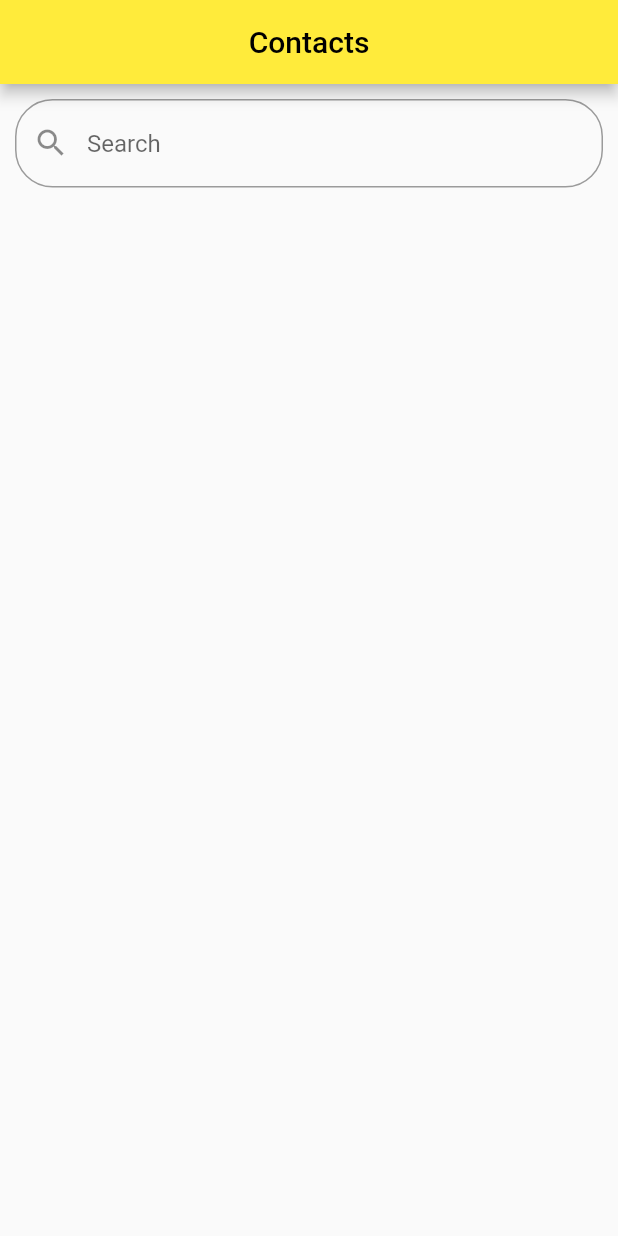
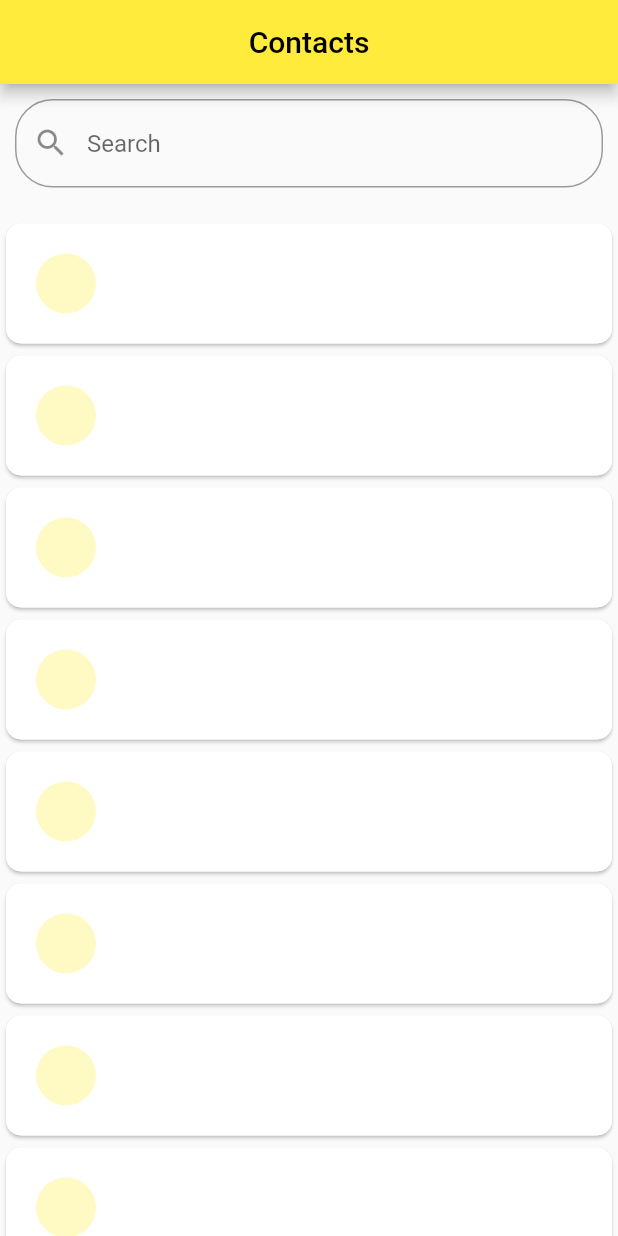
Before and after one commit to OstrichFarmer/contact_app, a Flutter app: the screen it shows after launch, on a phone screen of 412 x 824 dp. Run offline on Flutter 3.47's test engine with Material 2 defaults, Android fonts, the phone set to English and light mode, and no system bars.

```diff
--- a/lib/contact_screen.dart
+++ b/lib/contact_screen.dart
@@ -1,3 +1,4 @@
+import 'package:contact_app/dummy_data.dart';
 import 'package:flutter/material.dart';
 
 class ContactScreen extends StatelessWidget {
@@ -27,7 +28,29 @@ class ContactScreen extends StatelessWidget {
                     prefixIcon: Icon(Icons.search),
                     hintText: 'Search'),
               ),
-            )
+            ),
+            const SizedBox(
+              height: 10,
+            ),
+            Expanded(
+                child: ListView.builder(
+                    itemCount: contactDetails.length,
+                    itemBuilder: (context, index) {
+                      return Card(
+                        elevation: 1,
+                        shape: const RoundedRectangleBorder(
+                            side: BorderSide(color: Colors.white, width: 1),
+                            borderRadius:
+                                BorderRadius.all(Radius.circular(10))),
+                        child: Container(
+                          padding: const EdgeInsets.all(10),
+                          margin: const EdgeInsets.all(10),
+                          child: Row(
+                            children: [CircleAvatar()],
+                          ),
+                        ),
+                      );
+                    }))
           ],
         ),
       ),
--- a/lib/dummy_data.dart
+++ b/lib/dummy_data.dart
@@ -22,7 +22,7 @@ List<Object> contactDetails = const [
   User(
       id: "6364a0c81dde440b643cf003",
       index: 0,
-      image: "http://placehold.it/32x32",
+      image: "assets/images/girl_1.jpeg",
       name: "Paige Brock",
       gender: "female",
       email: "paigebrock@eventix.com",
@@ -30,7 +30,7 @@ List<Object> contactDetails = const [
   User(
       id: "6364a0c8af7df47f4d2d276b",
       index: 1,
-      image: "http://placehold.it/32x32",
+      image: "assets/images/girl_2.jpg",
       name: "Sonia Gregory",
       gender: "female",
       email: "soniagregory@eventix.com",
@@ -38,7 +38,7 @@ List<Object> contactDetails = const [
   User(
       id: "6364a0c817b6dc2ee50ba336",
       index: 2,
-      image: "http://placehold.it/32x32",
+      image: "assets/images/girl_3.jpg",
       name: "Rosalinda Bradley",
       gender: "female",
       email: "rosalindabradley@eventix.com",
@@ -46,7 +46,7 @@ List<Object> contactDetails = const [
   User(
       id: "6364a0c852993d9052f457b6",
       index: 3,
-      image: "http://placehold.it/32x32",
+      image: "assets/images/profile_1.jpg",
       name: "Snow Cross",
       gender: "male",
       email: "snowcross@eventix.com",
@@ -54,7 +54,7 @@ List<Object> contactDetails = const [
   User(
       id: "6364a0c823a6e7fe7276fdac",
       index: 4,
-      image: "http://placehold.it/32x32",
+      image: "assets/images/profile_2.jpg",
       name: "Osborne Dixon",
       gender: "male",
       email: "osbornedixon@eventix.com",
@@ -62,7 +62,7 @@ List<Object> contactDetails = const [
   User(
       id: "6364a0c8eb090858d07ac45c",
       index: 5,
-      image: "http://placehold.it/32x32",
+      image: "assets/images/profile_1.jpg",
       name: "Moss Horne",
       gender: "male",
       email: "mosshorne@eventix.com",
@@ -70,7 +70,7 @@ List<Object> contactDetails = const [
   User(
       id: "6364a0c8062579dddf9c01ba",
       index: 6,
-      image: "http://placehold.it/32x32",
+      image: "assets/images/profile_1.jpg",
       name: "Shelton Maynard",
       gender: "male",
       email: "sheltonmaynard@eventix.com",
@@ -78,7 +78,7 @@ List<Object> contactDetails = const [
   User(
       id: "6364a0c820860809c4fc504e",
       index: 7,
-      image: "http://placehold.it/32x32",
+      image: "assets/images/girl_4.jpg",
       name: "Lesa Benjamin",
       gender: "female",
       email: "lesabenjamin@eventix.com",
@@ -86,7 +86,7 @@ List<Object> contactDetails = const [
   User(
       id: "6364a0c842d2d5fc941f1ddc",
       index: 8,
-      image: "http://placehold.it/32x32",
+      image: "assets/images/profile_1.jpg",
       name: "Barnes Porter",
       gender: "male",
       email: "barnesporter@eventix.com",
@@ -94,7 +94,7 @@ List<Object> contactDetails = const [
   User(
       id: "6364a0c830e3ae12467c38e1",
       index: 9,
-      image: "http://placehold.it/32x32",
+      image: "assets/images/girl_5.jpg",
       name: "Freida Marquez",
       gender: "female",
       email: "freidamarquez@eventix.com",
@@ -102,7 +102,7 @@ List<Object> contactDetails = const [
   User(
       id: "6364a0c8c8881fb0267543b3",
       index: 10,
-      image: "http://placehold.it/32x32",
+      image: "assets/images/profile_1.jpg",
       name: "Byers Howell",
       gender: "male",
       email: "byershowell@eventix.com",
@@ -110,7 +110,7 @@ List<Object> contactDetails = const [
   User(
       id: "6364a0c8b12aa00452e2d0a3",
       index: 11,
-      image: "http://placehold.it/32x32",
+      image: "assets/images/profile_1.jpg",
       name: "Monroe Hancock",
       gender: "male",
       email: "monroehancock@eventix.com",
@@ -118,7 +118,7 @@ List<Object> contactDetails = const [
   User(
       id: "6364a0c8116d4556fc00d745",
       index: 12,
-      image: "http://placehold.it/32x32",
+      image: "assets/images/profile_1.jpg",
       name: "Cannon Osborne",
       gender: "male",
       email: "cannonosborne@eventix.com",
@@ -126,7 +126,7 @@ List<Object> contactDetails = const [
   User(
       id: "6364a0c8ce245f453b771760",
       index: 13,
-      image: "http://placehold.it/32x32",
+      image: "assets/images/girl_1.jpeg",
       name: "Terra Graves",
       gender: "female",
       email: "terragraves@eventix.com",
@@ -134,7 +134,7 @@ List<Object> contactDetails = const [
   User(
       id: "6364a0c8345dc97f8268d5ee",
       index: 14,
-      image: "http://placehold.it/32x32",
+      image: "assets/images/profile_1.jpg",
       name: "Pitts Oneal",
       gender: "male",
       email: "pittsoneal@eventix.com",
@@ -142,7 +142,7 @@ List<Object> contactDetails = const [
   User(
       id: "6364a0c85c9a075a065c04e2",
       index: 15,
-      image: "http://placehold.it/32x32",
+      image: "assets/images/girl_2.jpg",
       name: "Nelda Rush",
       gender: "female",
       email: "neldarush@eventix.com",
@@ -150,7 +150,7 @@ List<Object> contactDetails = const [
   User(
       id: "6364a0c884f6e0b86e7a17e4",
       index: 16,
-      image: "http://placehold.it/32x32",
+      image: "assets/images/profile_1.jpg",
       name: "Mccarthy Harper",
       gender: "male",
       email: "mccarthyharper@eventix.com",
@@ -158,7 +158,7 @@ List<Object> contactDetails = const [
   User(
       id: "6364a0c8493bd5ea1b8f2078",
       index: 17,
-      image: "http://placehold.it/32x32",
+      image: "assets/images/profile_1.jpg",
       name: "Kennedy Farley",
       gender: "male",
       email: "kennedyfarley@eventix.com",
@@ -166,7 +166,7 @@ List<Object> contactDetails = const [
   User(
       id: "6364a0c8ed3c1dca6bb3a146",
       index: 18,
-      image: "http://placehold.it/32x32",
+      image: "assets/images/girl_3.jpg",
       name: "Louisa Nicholson",
       gender: "female",
       email: "louisanicholson@eventix.com",
@@ -174,7 +174,7 @@ List<Object> contactDetails = const [
   User(
       id: "6364a0c80653358e30d42ee9",
       index: 19,
-      image: "http://placehold.it/32x32",
+      image: "assets/images/profile_1.jpg",
       name: "Saunders Myers",
       gender: "male",
       email: "saundersmyers@eventix.com",
@@ -182,7 +182,7 @@ List<Object> contactDetails = const [
   User(
       id: "6364a0c8b5d12202e7ce04c2",
       index: 20,
-      image: "http://placehold.it/32x32",
+      image: "assets/images/profile_1.jpg",
       name: "Whitaker Macdonald",
       gender: "male",
       email: "whitakermacdonald@eventix.com",
@@ -190,7 +190,7 @@ List<Object> contactDetails = const [
   User(
       id: "6364a0c8ed56d3c2d3759d0d",
       index: 21,
-      image: "http://placehold.it/32x32",
+      image: "assets/images/girl_4.jpg",
       name: "Justine Steele",
       gender: "female",
       email: "justinesteele@eventix.com",
@@ -198,7 +198,7 @@ List<Object> contactDetails = const [
   User(
       id: "6364a0c8f5066f28cb32a56f",
       index: 22,
-      image: "http://placehold.it/32x32",
+      image: "assets/images/girl_5.jpg",
       name: "Shauna Hutchinson",
       gender: "female",
       email: "shaunahutchinson@eventix.com",
@@ -206,7 +206,7 @@ List<Object> contactDetails = const [
   User(
       id: "6364a0c8369b9a3c02a2b62f",
       index: 23,
-      image: "http://placehold.it/32x32",
+      image: "assets/images/profile_1.jpg",
       name: "Baxter Shaffer",
       gender: "male",
       email: "baxtershaffer@eventix.com",
@@ -214,7 +214,7 @@ List<Object> contactDetails = const [
   User(
       id: "6364a0c830f434dd13f358e6",
       index: 24,
-      image: "http://placehold.it/32x32",
+      image: "assets/images/girl_1.jpeg",
       name: "Sherri Carter",
       gender: "female",
       email: "sherricarter@eventix.com",
@@ -222,7 +222,7 @@ List<Object> contactDetails = const [
   User(
       id: "6364a0c83f4539cf3dd23d18",
       index: 25,
-      image: "http://placehold.it/32x32",
+      image: "assets/images/profile_1.jpg",
       name: "Harris Richards",
       gender: "male",
       email: "harrisrichards@eventix.com",
@@ -230,7 +230,7 @@ List<Object> contactDetails = const [
   User(
       id: "6364a0c8f8114ea40086e833",
       index: 26,
-      image: "http://placehold.it/32x32",
+      image: "assets/images/profile_1.jpg",
       name: "Huffman Curtis",
       gender: "male",
       email: "huffmancurtis@eventix.com",
@@ -238,7 +238,7 @@ List<Object> contactDetails = const [
   User(
       id: "6364a0c84856fec23497c2ed",
       index: 27,
-      image: "http://placehold.it/32x32",
+      image: "assets/images/profile_1.jpg",
       name: "Alvarez Horn",
       gender: "male",
       email: "alvarezhorn@eventix.com",
@@ -246,7 +246,7 @@ List<Object> contactDetails = const [
   User(
       id: "6364a0c8b16ee46c0a02bf58",
       index: 28,
-      image: "http://placehold.it/32x32",
+      image: "assets/images/profile_1.jpg",
       name: "Puckett Wilson",
       gender: "male",
       email: "puckettwilson@eventix.com",
@@ -254,7 +254,7 @@ List<Object> contactDetails = const [
   User(
       id: "6364a0c8960f6dead57072b5",
       index: 29,
-      image: "http://placehold.it/32x32",
+      image: "assets/images/girl_2.jpg",
       name: "Blanche Melton",
       gender: "female",
       email: "blanchemelton@eventix.com",
@@ -262,7 +262,7 @@ List<Object> contactDetails = const [
   User(
       id: "6364a0c85bbe376f0fda70b2",
       index: 30,
-      image: "http://placehold.it/32x32",
+      image: "assets/images/girl_3.jpg",
       name: "Stella Wise",
       gender: "female",
       email: "stellawise@eventix.com",
@@ -270,7 +270,7 @@ List<Object> contactDetails = const [
   User(
       id: "6364a0c8d477a77c18960a20",
       index: 31,
-      image: "http://placehold.it/32x32",
+      image: "assets/images/girl_4.jpg",
       name: "Brandie Fitzpatrick",
       gender: "female",
       email: "brandiefitzpatrick@eventix.com",
@@ -278,7 +278,7 @@ List<Object> contactDetails = const [
   User(
       id: "6364a0c8b4af5f814f5bff72",
       index: 32,
-      image: "http://placehold.it/32x32",
+      image: "assets/images/girl_5.jpg",
       name: "Angelia Briggs",
       gender: "female",
       email: "angeliabriggs@eventix.com",
@@ -286,7 +286,7 @@ List<Object> contactDetails = const [
   User(
       id: "6364a0c850810484beea962a",
       index: 33,
-      image: "http://placehold.it/32x32",
+      image: "assets/images/girl_1.jpeg",
       name: "Melanie Scott",
       gender: "female",
       email: "melaniescott@eventix.com",
@@ -294,7 +294,7 @@ List<Object> contactDetails = const [
   User(
       id: "6364a0c833704026328c669d",
       index: 34,
-      image: "http://placehold.it/32x32",
+      image: "assets/images/profile_1.jpg",
       name: "Gilbert Cox",
       gender: "male",
       email: "gilbertcox@eventix.com",
@@ -302,7 +302,7 @@ List<Object> contactDetails = const [
   User(
       id: "6364a0c8651d345ad3d698bd",
       index: 35,
-      image: "http://placehold.it/32x32",
+      image: "assets/images/profile_1.jpg",
       name: "Suarez Ferrell",
       gender: "male",
       email: "suarezferrell@eventix.com",
@@ -310,7 +310,7 @@ List<Object> contactDetails = const [
   User(
       id: "6364a0c811f75146629d04e3",
       index: 36,
-      image: "http://placehold.it/32x32",
+      image: "assets/images/profile_1.jpg",
       name: "Clayton Richmond",
       gender: "male",
       email: "claytonrichmond@eventix.com",
@@ -318,7 +318,7 @@ List<Object> contactDetails = const [
   User(
       id: "6364a0c833dcc1ebecc9bead",
       index: 37,
-      image: "http://placehold.it/32x32",
+      image: "assets/images/profile_1.jpg",
       name: "Huber Fisher",
       gender: "male",
       email: "huberfisher@eventix.com",
@@ -326,7 +326,7 @@ List<Object> contactDetails = const [
   User(
       id: "6364a0c8476e3985c024b014",
       index: 38,
-      image: "http://placehold.it/32x32",
+      image: "assets/images/girl_2.jpg",
       name: "Jacqueline Combs",
       gender: "female",
       email: "jacquelinecombs@eventix.com",
@@ -334,7 +334,7 @@ List<Object> contactDetails = const [
   User(
       id: "6364a0c834eaef599297b72b",
       index: 39,
-      image: "http://placehold.it/32x32",
+      image: "assets/images/girl_3.jpg",
       name: "Sandy Dean",
       gender: "female",
       email: "sandydean@eventix.com",
@@ -342,7 +342,7 @@ List<Object> contactDetails = const [
   User(
       id: "6364a0c8b8473a6190023c6e",
       index: 40,
-      image: "http://placehold.it/32x32",
+      image: "assets/images/girl_4.jpg",
       name: "Norma Navarro",
       gender: "female",
       email: "normanavarro@eventix.com",
@@ -350,7 +350,7 @@ List<Object> contactDetails = const [
   User(
       id: "6364a0c8b13c746e1a0325d7",
       index: 41,
-      image: "http://placehold.it/32x32",
+      image: "assets/images/profile_1.jpg",
       name: "Bowers Schwartz",
       gender: "male",
       email: "bowersschwartz@eventix.com",
@@ -358,7 +358,7 @@ List<Object> contactDetails = const [
   User(
       id: "6364a0c8b9d247c0b45009bc",
       index: 42,
-      image: "http://placehold.it/32x32",
+      image: "assets/images/profile_1.jpg",
       name: "Holloway Hahn",
       gender: "male",
       email: "hollowayhahn@eventix.com",
@@ -366,7 +366,7 @@ List<Object> contactDetails = const [
   User(
       id: "6364a0c87cbe4fc5891b54f7",
       index: 43,
-      image: "http://placehold.it/32x32",
+      image: "assets/images/girl_5.jpg",
       name: "Lidia Raymond",
       gender: "female",
       email: "lidiaraymond@eventix.com",
@@ -374,7 +374,7 @@ List<Object> contactDetails = const [
   User(
       id: "6364a0c83e01c133d11e3d0c",
       index: 44,
-      image: "http://placehold.it/32x32",
+      image: "assets/images/profile_1.jpg",
       name: "Mills Munoz",
       gender: "male",
       email: "millsmunoz@eventix.com",
@@ -382,7 +382,7 @@ List<Object> contactDetails = const [
   User(
       id: "6364a0c852faf00cbb2e5820",
       index: 45,
-      image: "http://placehold.it/32x32",
+      image: "assets/images/profile_1.jpg",
       name: "Compton Alford",
       gender: "male",
       email: "comptonalford@eventix.com",
@@ -390,7 +390,7 @@ List<Object> contactDetails = const [
   User(
       id: "6364a0c87e57966f4a4f1211",
       index: 46,
-      image: "http://placehold.it/32x32",
+      image: "assets/images/profile_1.jpg",
       name: "Alexander Craft",
       gender: "male",
       email: "alexandercraft@eventix.com",
@@ -398,7 +398,7 @@ List<Object> contactDetails = const [
   User(
       id: "6364a0c8be4069f739b90484",
       index: 47,
-      image: "http://placehold.it/32x32",
+      image: "assets/images/girl_1.jpeg",
       name: "Rosalyn Weeks",
       gender: "female",
       email: "rosalynweeks@eventix.com",
@@ -406,7 +406,7 @@ List<Object> contactDetails = const [
   User(
       id: "6364a0c8c7dce5bdea9c3290",
       index: 48,
-      image: "http://placehold.it/32x32",
+      image: "assets/images/profile_1.jpg",
       name: "Hawkins Drake",
       gender: "male",
       email: "hawkinsdrake@eventix.com",
@@ -414,7 +414,7 @@ List<Object> contactDetails = const [
   User(
       id: "6364a0c85796b52d2fb1f905",
       index: 49,
-      image: "http://placehold.it/32x32",
+      image: "assets/images/profile_1.jpg",
       name: "Tyler Larsen",
       gender: "male",
       email: "tylerlarsen@eventix.com",
```
